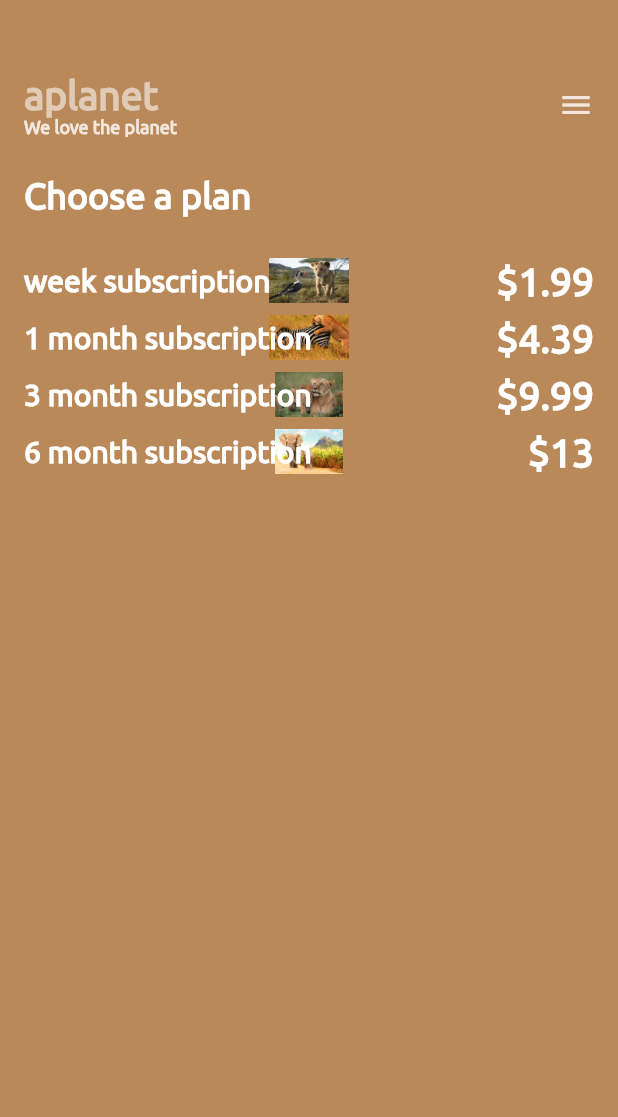
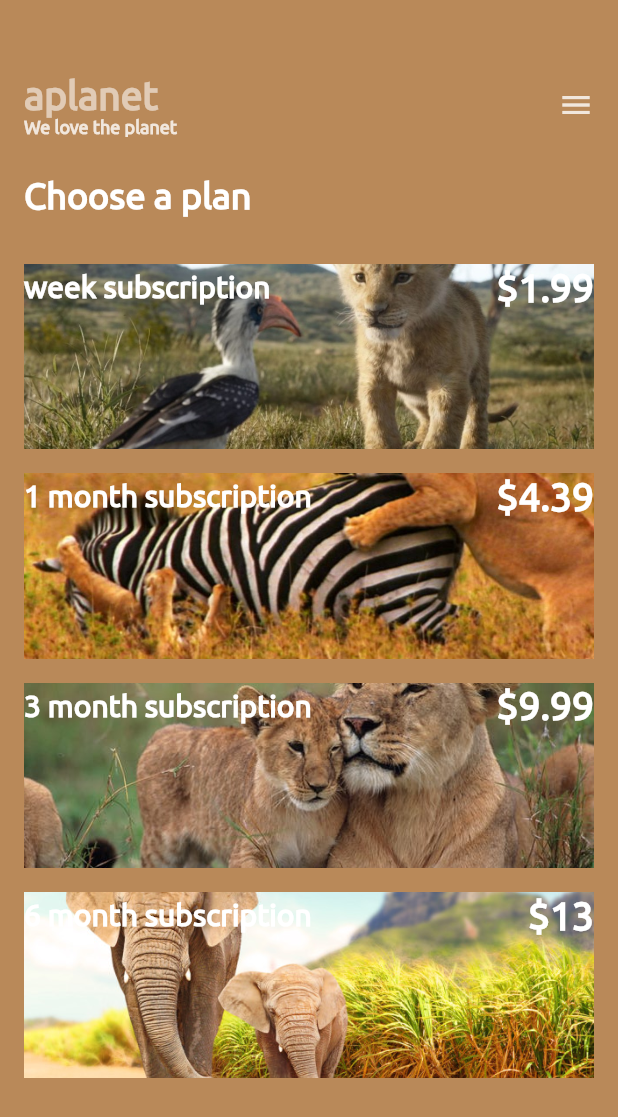
Before and after one commit to Apsaravigamage/Animal_Planet_App, a Flutter app: the ChoosePlanScreen screen opened directly, on a phone screen of 412 x 824 dp. Shown: the top 1117 px of the screen. Run offline on Flutter 3.47's test engine with Material 2 defaults, Android fonts, the phone set to English and light mode, and no system bars; project files that could hold a hidden picture were left out.

Commit message:
image size reset

```diff
--- a/lib/common/subscription_container.dart
+++ b/lib/common/subscription_container.dart
@@ -14,14 +14,22 @@ class SubscriptionContainer extends StatelessWidget {
 
   @override
   Widget build(BuildContext context) {
+    final width = MediaQuery.of(context).size.width;
+    final height = MediaQuery.of(context).size.height;
+
+
+
     return Container(
-      margin: const EdgeInsets.symmetric(horizontal: 16, vertical: 4),
+      margin: const EdgeInsets.symmetric(horizontal: 16, vertical: 8),
       decoration: BoxDecoration(
         borderRadius: BorderRadius.circular(8),
-        image:DecorationImage(image: AssetImage(imagePath),
+
       ),
-     ),
-     child: Row(
+
+     child: Stack(
+       children: <Widget>[
+         Image.asset(imagePath, height: height * 0.6/4, width: width-32, fit: BoxFit.fitWidth,),
+         Row(
            children: <Widget> [
              Text(
                text,
@@ -35,6 +43,8 @@ class SubscriptionContainer extends StatelessWidget {
 
            ],
          ),
+       ],
+     ),
     );
 
   }
```
Lines whose indentation alone changed are shown as unchanged.
